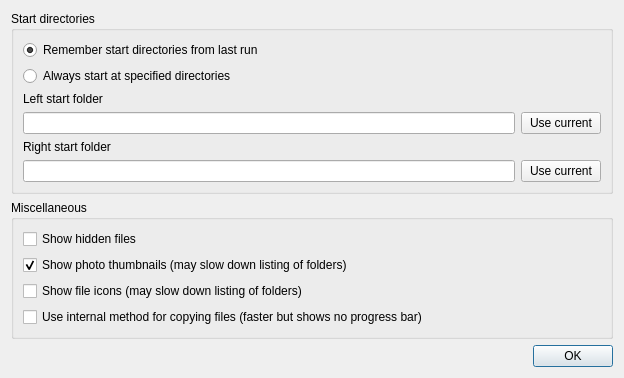
First picture: the form in src/config.ui, repository suncore/dflynav, before the edit.
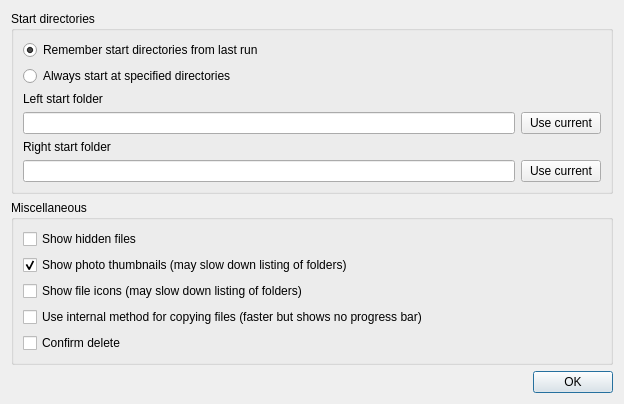
Second picture: the form after the edit.

```diff
--- a/src/config.ui
+++ b/src/config.ui
@@ -7,7 +7,7 @@
     <x>0</x>
     <y>0</y>
     <width>624</width>
-    <height>351</height>
+    <height>376</height>
    </rect>
   </property>
   <property name="windowTitle">
@@ -67,6 +67,13 @@
         </property>
        </widget>
       </item>
+      <item row="4" column="0">
+       <widget class="QCheckBox" name="confirmDelete">
+        <property name="text">
+         <string>Confirm delete</string>
+        </property>
+       </widget>
+      </item>
      </layout>
     </widget>
    </item>
```
